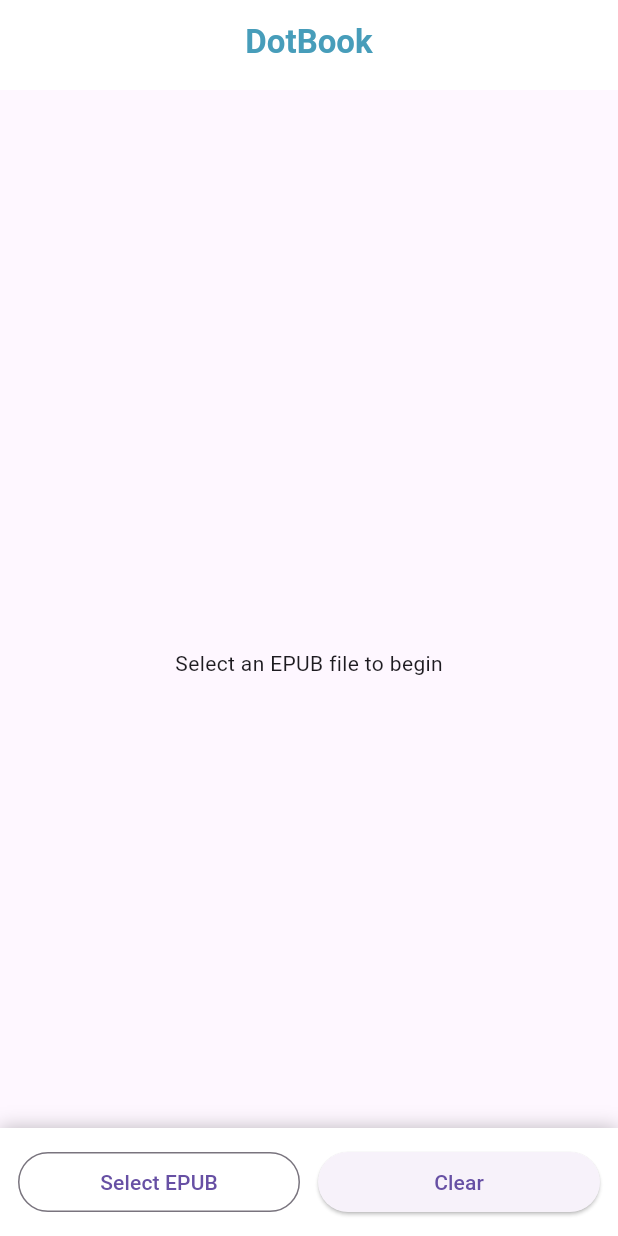
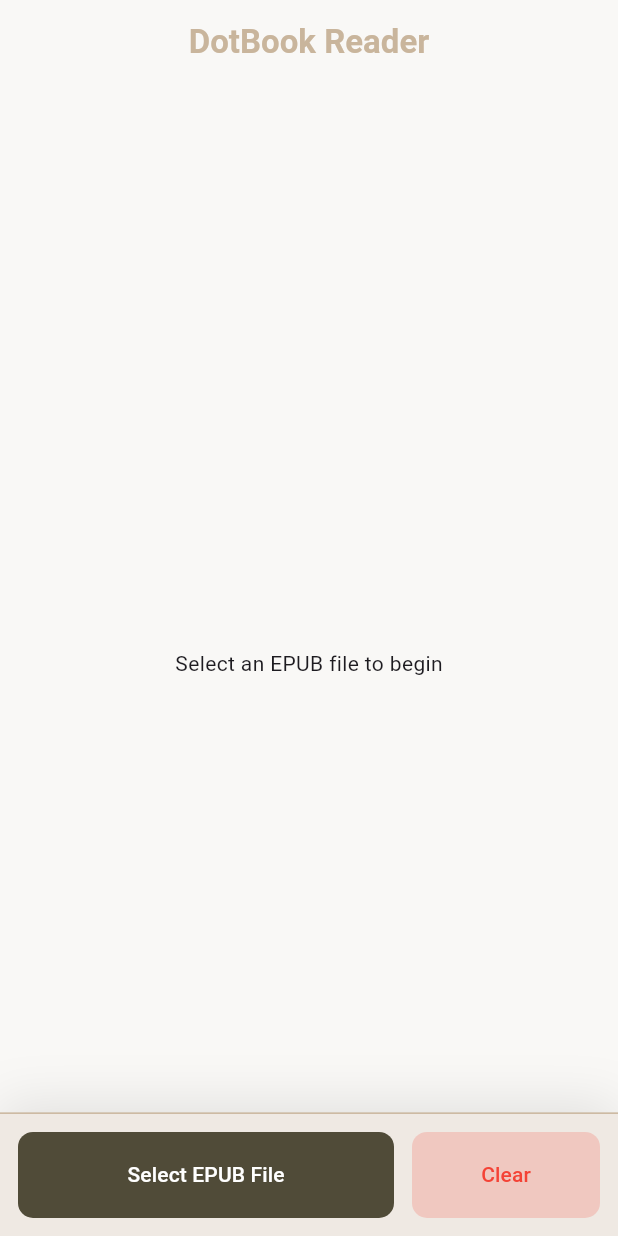
Before and after one commit to ardavan8102/dotbook, a Flutter app: the screen it shows after launch, on a phone screen of 412 x 824 dp. Run offline on Flutter 3.47's test engine with Material 3 defaults, Android fonts, the phone set to English and light mode, and no system bars; our stand-ins replace file_picker, flutter_spinkit, get; missing offline and left inert: epubx.

Commit message:
home ui finished

```diff
--- a/lib/consts/colors.dart
+++ b/lib/consts/colors.dart
@@ -2,8 +2,9 @@ import 'package:flutter/material.dart';
 
 class AppSolidColors {
 
-  static const Color primary = Color(0xff479dba);
-  static const Color secondary = Color(0xff343f5b);
-  static const Color accent = Color(0xff59c8dd);
+  static const Color darkCreama = Color(0xffC9B59C);
+  static const Color lightCreama = Color(0xffEFE9E3);
+  static const Color accent = Color(0xff504B38);
+  static const Color lightBackGround = Color(0xffF9F8F6);
 
 }
--- a/lib/presentation/views/home_screen.dart
+++ b/lib/presentation/views/home_screen.dart
@@ -1,25 +1,32 @@
+import 'package:dotbook/consts/colors.dart';
+import 'package:dotbook/consts/strings.dart';
 import 'package:dotbook/core/controllers/home_controller.dart';
+import 'package:dotbook/core/models/chapter_meta.dart';
 import 'package:dotbook/presentation/widgets/appbar_with_return_icon.dart';
+import 'package:dotbook/presentation/widgets/custom_button.dart';
+import 'package:dotbook/presentation/widgets/loading_circle.dart';
 import 'package:flutter/material.dart';
 import 'package:get/get.dart';
 
 class HomeScreen extends StatelessWidget {
   HomeScreen({super.key});
 
-  final HomeController controller = Get.put(HomeController());
+  final HomeController controller = Get.put(HomeController()); // TODO : Add Bindings
 
   @override
   Widget build(BuildContext context) {
+    var size = MediaQuery.of(context).size;
+
     return Scaffold(
-      appBar: AppBarWithReturnIcon(title: 'DotBook'),
+      backgroundColor: AppSolidColors.lightBackGround,
+      appBar: AppBarWithReturnIcon(title: AppStrings.brandName),
       body: SafeArea(
         child: Stack(
           children: [
-
             /// Chapters List
             Obx(() {
               if (controller.loading.value) {
-                return const Center(child: CircularProgressIndicator());
+                return LoadingSpinningLines();
               }
 
               if (controller.chapters.isEmpty) {
@@ -29,13 +36,14 @@ class HomeScreen extends StatelessWidget {
               }
 
               return Padding(
-                padding: const EdgeInsets.only(bottom: 90),
+                padding: const EdgeInsets.only(bottom: 100),
                 child: ListView.builder(
                   itemCount: controller.chapters.length,
                   itemBuilder: (_, i) {
                     final chapter = controller.chapters[i];
-                    return ListTile(
-                      title: Text(chapter.title),
+                    return Container(
+                      padding: EdgeInsets.all(16),
+                      child: chaptersListViewTile(chapter)
                     );
                   },
                 ),
@@ -47,39 +55,80 @@ class HomeScreen extends StatelessWidget {
               left: 0,
               right: 0,
               bottom: 0,
-              child: Container(
+              child: bottomActionButtons(size),
+            ),
+          ],
+        ),
+      ),
+    );
+  }
+
+  // Chapter Tile
+  ListTile chaptersListViewTile(ChapterMeta chapter) {
+    return ListTile(
+      contentPadding: EdgeInsets.fromLTRB(16, 8, 16, 8),
+      tileColor: AppSolidColors.darkCreama.withValues(alpha: .2),
+      shape: RoundedRectangleBorder(
+        borderRadius: .circular(12),
+        side: BorderSide(width: 1, color: AppSolidColors.darkCreama)
+      ),
+      title: Text(
+        chapter.title,
+        style: TextStyle(
+          color: AppSolidColors.accent,
+        ),
+      )
+    );
+  }
+
+  // Bottom Buttons
+  Container bottomActionButtons(Size size) {
+    return Container(
       padding: const EdgeInsets.all(12),
+      height: size.height * .1,
       decoration: BoxDecoration(
-                  color: Colors.white,
+        color: AppSolidColors.lightCreama,
+        border: Border(
+          top: BorderSide(width: 1, color: AppSolidColors.darkCreama),
+        ),
         boxShadow: [
           BoxShadow(
-                      blurRadius: 10,
-                      color: Colors.black26,
-                    )
+            blurRadius: 30,
+            color: Colors.black.withValues(alpha: .1),
+            offset: Offset(0, -5),
+          ),
         ],
       ),
       child: Row(
         children: [
           Expanded(
-                      child: OutlinedButton(
-                        onPressed: controller.selectEpub,
-                        child: const Text('Select EPUB'),
+            flex: 2,
+            child: SizedBox(
+              height: size.height * .08,
+              child: CustomElevatedButton(
+                function: controller.selectEpub,
+                msg: 'Select EPUB File',
+                bgColor: AppSolidColors.accent,
+                textColor: Colors.white,
               ),
             ),
+          ),
+
           const SizedBox(width: 12),
+
           Expanded(
-                      child: ElevatedButton(
-                        onPressed: controller.chapters.clear,
-                        child: const Text('Clear'),
+            child: SizedBox(
+              height: size.height * .08,
+              child: CustomElevatedButton(
+                function: controller.chapters.clear,
+                msg: 'Clear',
+                bgColor: Colors.red.withValues(alpha: .2),
+                textColor: Colors.red,
+              ),
             ),
           ),
         ],
       ),
-              ),
-            )
-          ],
-        ),
-      ),
     );
   }
 }
--- a/lib/presentation/widgets/appbar_with_return_icon.dart
+++ b/lib/presentation/widgets/appbar_with_return_icon.dart
@@ -11,12 +11,12 @@ class AppBarWithReturnIcon extends StatelessWidget implements PreferredSizeWidge
     return AppBar(
       elevation: 0,
       scrolledUnderElevation: 0,
-      backgroundColor: Colors.white,
+      backgroundColor: AppSolidColors.lightBackGround,
       title: Text(
         title,
         style: TextStyle(
           fontWeight: .bold,
-          color: AppSolidColors.primary
+          color: AppSolidColors.darkCreama
         ),
       ),
       centerTitle: true,
--- a/lib/presentation/widgets/custom_button.dart
+++ b/lib/presentation/widgets/custom_button.dart
@@ -3,15 +3,36 @@ import 'package:flutter/material.dart';
 class CustomElevatedButton extends StatelessWidget {
   const CustomElevatedButton({
     super.key,
-    required this.controller,
+    required this.function,
     required this.msg,
+    required this.bgColor,
+    required this.textColor,
   });
 
-  final VoidCallback controller;
+  final Function() function;
   final String msg;
+  final Color bgColor;
+  final Color textColor;
 
   @override
   Widget build(BuildContext context) {
-    return ElevatedButton(onPressed: controller, child: Text(msg));
+    return ElevatedButton(
+      onPressed: function,
+      style: ButtonStyle(
+        elevation: WidgetStatePropertyAll(0),
+        backgroundColor: WidgetStatePropertyAll(bgColor),
+        shape: WidgetStatePropertyAll(
+          RoundedRectangleBorder(
+            borderRadius: .circular(10)
+          ),
+        )
+      ),
+      child: Text(
+        msg,
+        style: TextStyle(
+          color: textColor,
+        ),
+      ),
+    );
   }
 }
```
Also changed, not shown: lib/presentation/widgets/loading_circle.dart (+3 -16 lines), 1 other file. Lines whose indentation alone changed are shown as unchanged.
